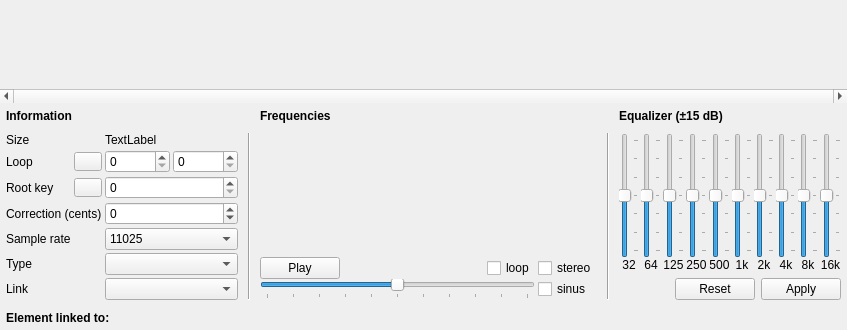
Above: sources/editor/pagesmpl.ui from davy7125/polyphone before the change. Below: the same form after it.
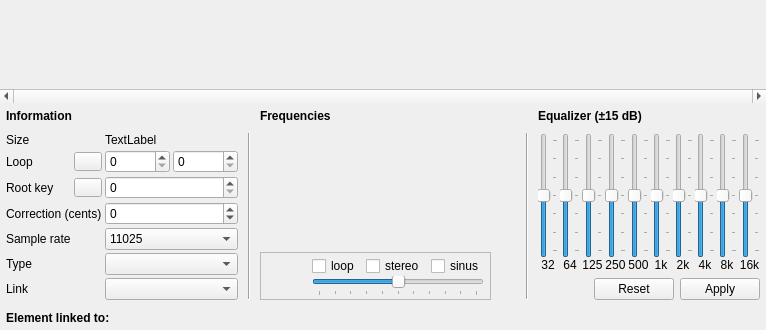
That is the form after the change. Icons and pictures are not drawn. Custom widgets are drawn as their Qt base class.

Commit message: Play area

What changed in the file:
```diff
--- a/sources/editor/pagesmpl.ui
+++ b/sources/editor/pagesmpl.ui
@@ -6,7 +6,7 @@
    <rect>
     <x>0</x>
     <y>0</y>
-    <width>847</width>
+    <width>766</width>
     <height>330</height>
    </rect>
   </property>
@@ -792,94 +792,65 @@
        </widget>
       </item>
       <item row="1" column="2">
-       <layout class="QVBoxLayout" name="layoutCenter">
-        <property name="spacing">
-         <number>0</number>
+       <layout class="QGridLayout" name="frameMiddle">
+        <property name="verticalSpacing">
+         <number>3</number>
         </property>
-        <item>
-         <widget class="QFrame" name="frame_6">
-          <property name="sizePolicy">
-           <sizepolicy hsizetype="Preferred" vsizetype="Expanding">
-            <horstretch>0</horstretch>
-            <verstretch>0</verstretch>
-           </sizepolicy>
+        <item row="1" column="0">
+         <widget class="QFrame" name="framePlayArea">
+          <property name="minimumSize">
+           <size>
+            <width>0</width>
+            <height>30</height>
+           </size>
           </property>
           <property name="frameShape">
-           <enum>QFrame::NoFrame</enum>
+           <enum>QFrame::StyledPanel</enum>
           </property>
-          <layout class="QHBoxLayout" name="horizontalLayout_4">
-           <property name="spacing">
-            <number>0</number>
-           </property>
+          <property name="frameShadow">
+           <enum>QFrame::Raised</enum>
+          </property>
+          <layout class="QGridLayout" name="gridLayout_6">
            <property name="leftMargin">
-            <number>0</number>
+            <number>3</number>
            </property>
            <property name="topMargin">
-            <number>0</number>
+            <number>3</number>
            </property>
            <property name="rightMargin">
-            <number>0</number>
-           </property>
-           <property name="bottomMargin">
-            <number>0</number>
-           </property>
-           <item>
-            <widget class="GraphiqueFourier" name="grapheFourier" native="true">
-             <property name="sizePolicy">
-              <sizepolicy hsizetype="Expanding" vsizetype="Preferred">
-               <horstretch>0</horstretch>
-               <verstretch>0</verstretch>
-              </sizepolicy>
-             </property>
-            </widget>
-           </item>
-          </layout>
-         </widget>
-        </item>
-        <item>
-         <layout class="QGridLayout" name="gridLayout_4">
-          <property name="leftMargin">
-           <number>0</number>
-          </property>
-          <property name="topMargin">
            <number>6</number>
           </property>
-          <property name="rightMargin">
-           <number>0</number>
-          </property>
           <property name="bottomMargin">
-           <number>1</number>
+            <number>3</number>
           </property>
           <property name="horizontalSpacing">
-           <number>3</number>
+            <number>6</number>
           </property>
           <property name="verticalSpacing">
            <number>0</number>
           </property>
-          <item row="0" column="0">
-           <widget class="QPushButton" name="pushLecture">
+           <item row="0" column="1">
+            <widget class="QCheckBox" name="checkLectureBoucle">
             <property name="text">
-             <string>Play</string>
-            </property>
-            <property name="checkable">
-             <bool>true</bool>
+              <string>loop</string>
             </property>
            </widget>
           </item>
-          <item row="1" column="3">
+           <item row="0" column="3">
            <widget class="QCheckBox" name="checkLectureSinus">
-            <property name="sizePolicy">
-             <sizepolicy hsizetype="Maximum" vsizetype="Fixed">
-              <horstretch>0</horstretch>
-              <verstretch>0</verstretch>
-             </sizepolicy>
-            </property>
             <property name="text">
              <string>sinus</string>
             </property>
            </widget>
           </item>
-          <item row="1" column="0" colspan="3">
+           <item row="0" column="2">
+            <widget class="QCheckBox" name="checkLectureLien">
+             <property name="text">
+              <string>stereo</string>
+             </property>
+            </widget>
+           </item>
+           <item row="1" column="1" colspan="3">
            <widget class="QSlider" name="sliderLectureVolume">
             <property name="sizePolicy">
              <sizepolicy hsizetype="Minimum" vsizetype="Fixed">
@@ -904,49 +875,104 @@
             </property>
            </widget>
           </item>
-          <item row="0" column="2">
-           <widget class="QCheckBox" name="checkLectureBoucle">
+           <item row="0" column="0" rowspan="2">
+            <widget class="QPushButton" name="pushLecture">
             <property name="sizePolicy">
-             <sizepolicy hsizetype="Minimum" vsizetype="Fixed">
+              <sizepolicy hsizetype="Maximum" vsizetype="Preferred">
               <horstretch>0</horstretch>
               <verstretch>0</verstretch>
              </sizepolicy>
             </property>
-            <property name="text">
-             <string>loop</string>
-            </property>
-           </widget>
-          </item>
-          <item row="0" column="3">
-           <widget class="QCheckBox" name="checkLectureLien">
-            <property name="sizePolicy">
-             <sizepolicy hsizetype="Maximum" vsizetype="Fixed">
-              <horstretch>0</horstretch>
-              <verstretch>0</verstretch>
-             </sizepolicy>
-            </property>
+             <property name="minimumSize">
+              <size>
+               <width>42</width>
+               <height>0</height>
+              </size>
+             </property>
+             <property name="maximumSize">
+              <size>
+               <width>42</width>
+               <height>16777215</height>
+              </size>
+             </property>
+             <property name="cursor">
+              <cursorShape>PointingHandCursor</cursorShape>
+             </property>
+             <property name="toolTip">
+              <string>Play</string>
+             </property>
             <property name="text">
-             <string>stereo</string>
-            </property>
-           </widget>
-          </item>
-          <item row="0" column="1">
-           <spacer name="horizontalSpacer_3">
+              <string notr="true"/>
+             </property>
+             <property name="iconSize">
+              <size>
+               <width>36</width>
+               <height>36</height>
+              </size>
+             </property>
+             <property name="checkable">
+              <bool>true</bool>
+             </property>
+             <property name="flat">
+              <bool>true</bool>
+             </property>
+            </widget>
+           </item>
+          </layout>
+         </widget>
+        </item>
+        <item row="1" column="1">
+         <spacer name="horizontalSpacer_4">
             <property name="orientation">
              <enum>Qt::Horizontal</enum>
             </property>
-            <property name="sizeType">
-             <enum>QSizePolicy::Expanding</enum>
-            </property>
             <property name="sizeHint" stdset="0">
              <size>
-              <width>3</width>
+            <width>40</width>
               <height>20</height>
              </size>
             </property>
            </spacer>
           </item>
-         </layout>
+        <item row="0" column="0" colspan="2">
+         <widget class="QFrame" name="frame_6">
+          <property name="sizePolicy">
+           <sizepolicy hsizetype="Preferred" vsizetype="Expanding">
+            <horstretch>0</horstretch>
+            <verstretch>0</verstretch>
+           </sizepolicy>
+          </property>
+          <property name="frameShape">
+           <enum>QFrame::NoFrame</enum>
+          </property>
+          <layout class="QHBoxLayout" name="horizontalLayout_4">
+           <property name="spacing">
+            <number>0</number>
+           </property>
+           <property name="leftMargin">
+            <number>0</number>
+           </property>
+           <property name="topMargin">
+            <number>0</number>
+           </property>
+           <property name="rightMargin">
+            <number>0</number>
+           </property>
+           <property name="bottomMargin">
+            <number>0</number>
+           </property>
+           <item>
+            <widget class="GraphiqueFourier" name="grapheFourier" native="true">
+             <property name="sizePolicy">
+              <sizepolicy hsizetype="Expanding" vsizetype="Preferred">
+               <horstretch>0</horstretch>
+               <verstretch>0</verstretch>
+              </sizepolicy>
+             </property>
+            </widget>
+           </item>
+          </layout>
+         </widget>
         </item>
        </layout>
       </item>
```
Left out of the diff: 5 changed lines with no effect on the pictures. Lines whose indentation alone changed are shown as unchanged. The commit also changes 4 other files.
